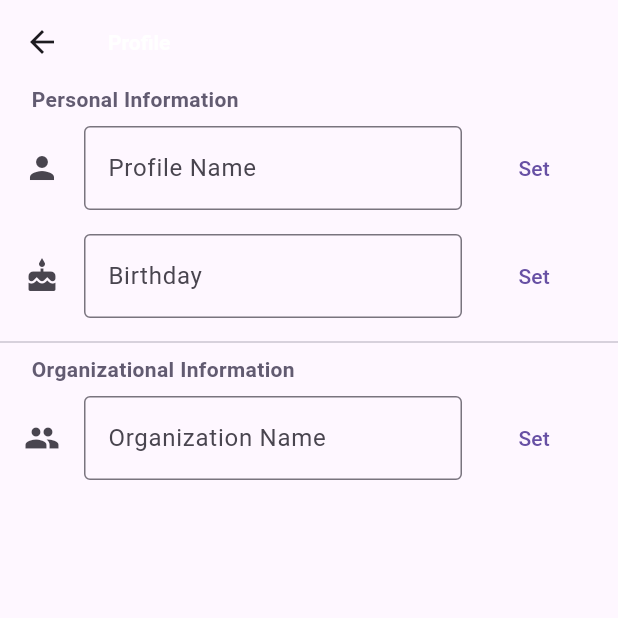
After one commit to Open-Source-Autonomous-Boat/wip-qt, a Flutter app: the screen it shows after launch, item 3 of the bottom bar chosen, after a tap on "Profile", on a phone screen of 412 x 824 dp, the top half of it. The commit adds this screen. Run offline on Flutter 3.47's test engine with Material 2 defaults, Android fonts, the phone set to English and light mode, and no system bars; our stand-ins replace flutter_map, latlong2, settings_ui, sqflite, sqflite_common_ffi; accounts and stored records are empty.

Commit message:
Settings page additions and edits

```diff
--- a/lib/db/db.dart
+++ b/lib/db/db.dart
@@ -1,3 +1,5 @@
+import 'dart:developer';
+
 import 'package:flutter/foundation.dart';
 import 'package:path/path.dart';
 import 'package:sqflite/sqflite.dart';
@@ -13,34 +15,66 @@ class _OSABPaths {
 abstract class DBClass {
   DBClass({required this.mPath, this.fDebug = false, required this.mTableName});
 
-  Future<DBClass> openDB() async {
-    mDB = await mDBffi.openDatabase(mPath);
-    createDB();
-    return this;
-  }
+  Future<DBClass> openDB();
 
   Future<bool> closeDB() async {
+    _checkDBNull();
     if (mDB!.isOpen) {
       mDB!.close();
     }
     return true;
   }
 
-  Future<List<Object>> get(List<String> aColumn,
-      {String? aWhere, List<Object>? aWhereArgs});
+  Future<List<Map<String, Object?>>> get(List<String> aColumn,
+      {String? aWhere, List<Object>? aWhereArgs}) async {
+    _checkDBNull();
+    var val = mDB!.query(mTableName,
+        columns: aColumn, where: aWhere, whereArgs: aWhereArgs);
+    return val;
+  }
 
-  Future<T?> getValue<T>(List<String> aWhere);
+  Future<T?> getItem<T>(List<String> aID) async {
+    _checkDBNull();
+    return null;
+  }
 
-  Future set<T>(String aName, T aValue);
+  Future set(Map<String, Object?> aValues) async {
+    _checkDBNull();
+    await mDB!.insert(mTableName, aValues,
+        conflictAlgorithm: ConflictAlgorithm.replace);
+  }
+
+  Future update<T, B>(List<B> aID, Map<String, Object?> aValues) async {
+    _checkDBNull();
+  }
 
   Future rm(String aName, {String? aWhere, List<Object>? aWhereArgs}) async {
+    _checkDBNull();
     await mDB!.delete(mTableName, where: aWhere, whereArgs: aWhereArgs);
   }
 
-  Future createDB();
+  Future createDB() async {
+    _checkDBNull();
+  }
 
   Future deleteDB() async {
+    _checkDBNull();
     await mDB!.delete(mTableName);
+    mDB!.close();
+    await mDBffi.deleteDatabase(mPath);
+    if (kDebugMode) {
+      print("DATABSE $mTableName DELETED");
+    }
+  }
+
+  void _logError(String aMsg) {
+    log(aMsg, time: DateTime.now());
+  }
+
+  void _checkDBNull() {
+    if (mDB == null) {
+      _logError("mDB is null");
+    }
   }
 
   final String mTableName;
@@ -56,31 +90,77 @@ class OSABDB extends DBClass {
       {required super.mPath, super.fDebug = false, required super.mTableName});
 
   @override
-  Future createDB() {
-    // TODO: implement createDB
-    throw UnimplementedError();
+  Future<OSABDB> openDB() async {
+    mDB = await mDBffi.openDatabase(mPath);
+    createDB();
+    return this;
   }
 
   @override
-  Future<List<Object>> get(List<String> aColumn,
-      {String? aWhere, List<Object>? aWhereArgs}) {
-    // TODO: implement get
-    throw UnimplementedError();
+  Future createDB() async {
+    super.createDB();
+    mDB!.execute(
+        'CREATE TABLE IF NOT EXISTS $mTableName (id TEXT PRIMARY KEY, val TEXT NOT NULL)');
   }
 
   @override
-  Future<T?> getValue<T>(List<String> aWhere) {
-    // TODO: implement getValue
-    throw UnimplementedError();
+  Future<T?> getItem<T>(List<String> aID) async {
+    super.getItem(aID);
+    var val = await get(['val'], aWhere: 'id = ?', aWhereArgs: aID);
+    return val.first['val'] as T;
   }
 
   @override
-  Future set<T>(String aName, T aValue) {
-    // TODO: implement set
-    throw UnimplementedError();
+  Future update<T, B>(List<B> aID, Map<String, Object?> aValues) async {
+    super.update(aID, aValues);
+    await mDB!.update(mTableName, aValues, where: 'id = ?', whereArgs: aID);
+  }
+
+  static Future<OSABDB> getInstance() async {
+    String path = join(await _OSABPaths.path, "db.sql");
+    return OSABDB(mPath: path, mTableName: "OSAB").openDB();
   }
 }
 
-class StaticStore {
-  static Map<String, Object> dbStored = {};
+class DeviceDB extends DBClass {
+  DeviceDB(
+      {required super.mPath, super.fDebug = false, required super.mTableName});
+
+  @override
+  Future<DeviceDB> openDB() async {
+    mDB = await mDBffi.openDatabase(mPath);
+    createDB();
+    return this;
+  }
+
+  @override
+  Future<T?> getItem<T>(List<String> aID) async {
+    super.getItem(aID);
+    var val =
+        await get(['uuid', 'name', 'date'], aWhere: 'id = ?', aWhereArgs: aID);
+    return val.first as T;
+  }
+
+  @override
+  Future createDB() async {
+    super.createDB();
+    mDB!.execute('CREATE TABLE IF NOT EXISTS $mTableName'
+        '(id INTEGER PRIMARY KEY AUTOINCREMENT,'
+        'uuid REAL NOT NULL'
+        'name TEXT NOT NULL,'
+        'date INTEGER,'
+        ')');
+  }
+
+  @override
+  Future update<T, B>(List<B> aID, Map<String, Object?> aValues) async {
+    super.update(aID, aValues);
+    aValues["id"] = aID;
+    await mDB!.update(mTableName, aValues);
+  }
+
+  static Future<DeviceDB> getInstance() async {
+    String path = join(await _OSABPaths.path, "db.sql");
+    return DeviceDB(mPath: path, mTableName: "OSAB").openDB();
+  }
 }
--- a/lib/main.dart
+++ b/lib/main.dart
@@ -2,7 +2,6 @@ import 'dart:io';
 
 import 'package:flutter/foundation.dart';
 import 'package:flutter/material.dart' as material;
-import 'package:osab/db/db.dart';
 import 'package:osab/material/home.dart';
 import 'dart:async';
 
@@ -13,7 +12,6 @@ Future<void> main(List<String> args) async {
   if (Platform.isMacOS || Platform.isLinux || Platform.isWindows) {
     sqfliteFfiInit();
   }
-  OSABDB db = await OSABDB.mainDB();
   switch (defaultTargetPlatform) {
     case (TargetPlatform.iOS):
       material.runApp(const AndroidApp());
--- a/lib/material/pages/dashboard.dart
+++ b/lib/material/pages/dashboard.dart
@@ -16,7 +16,8 @@ class _AndroidDasBoard extends State<AndroidDashBoard> {
         Expanded(
             flex: 2,
             child: ListView(
-              children: [for (var value in DashBoardCards.list) value],
+              // children: [for (var value in DashBoardCards.list) value],
+              children: DashBoardCards.list,
             ))
       ]);
 }
--- a/lib/material/pages/dashboard/cards.dart
+++ b/lib/material/pages/dashboard/cards.dart
@@ -109,13 +109,13 @@ class _DeviceCardState extends State<_DeviceCard> {
   }
 
   Future<String> _getDeviceName() async {
-    OSABDB db = await OSABDB.mainDB();
-    return await db.getValue(['devname']);
+    OSABDB db = await OSABDB.getInstance();
+    return await db.getItem(['devname']);
   }
 
   void _setDeviceName(aName) {
-    OSABDB.mainDB().then((value) {
-      value.set<String>("devname", aName);
+    OSABDB.getInstance().then((value) {
+      value.set({"id": "devname", "val": aName});
     });
   }
 }
@@ -138,6 +138,8 @@ class _GreetingCardState extends State<_GreetingCard> {
   Widget build(BuildContext context) {
     return Expanded(
         flex: 1,
+        child: Padding(
+          padding: const EdgeInsets.all(10),
           child: FutureBuilder<String>(
             future: mName,
             builder: (context, snapshot) {
@@ -164,17 +166,20 @@ class _GreetingCardState extends State<_GreetingCard> {
               }
             },
           ),
-    );
+        ));
   }
 
   static Future<String> _getUserName() async {
     // Hopefully doesn't cause issues :)
-    OSABDB db = await OSABDB.mainDB();
-    return await db.getValue(['name']);
+    OSABDB db = await OSABDB.getInstance();
+    return await db.getItem(['name']);
   }
 }
 
 class DashBoardCards {
-  static var list = [_DeviceCard(), _LocationCard()];
+  static var list = [
+    Padding(padding: const EdgeInsets.all(10), child: _DeviceCard()),
+    Padding(padding: const EdgeInsets.all(10), child: _LocationCard()),
+  ];
   static Widget greetingCard() => _GreetingCard();
 }
--- /dev/null
+++ b/lib/material/pages/settings.dart
@@ -0,0 +1,38 @@
+import 'package:flutter/material.dart';
+import 'package:osab/material/pages/settings/profile.dart';
+import 'package:osab/material/styles/text.dart';
+
+class AndroidSettings extends StatelessWidget {
+  const AndroidSettings({super.key});
+  @override
+  Widget build(BuildContext context) {
+    final List<Widget> settingsWidgets = <Widget>[
+      Card(
+        child: ListTile(
+          leading: const Text("Profile"),
+          trailing: const Icon(Icons.arrow_forward),
+          onTap: () {
+            Navigator.push(
+                context,
+                MaterialPageRoute(
+                    builder: ((context) => const AndroidSettingsProfile())));
+          },
+        ),
+      ),
+    ];
+    return Column(children: [
+      Expanded(
+          flex: 1,
+          child: Card(
+            child: SizedBox.expand(
+              child: const Text("Lol"),
+            ),
+          )),
+      Expanded(
+          flex: 2,
+          child: ListView(
+            children: settingsWidgets,
+          )),
+    ]);
+  }
+}
--- /dev/null
+++ b/lib/material/pages/settings/profile.dart
@@ -0,0 +1,80 @@
+import 'package:flutter/material.dart';
+import 'package:osab/material/styles/text.dart';
+import 'package:settings_ui/settings_ui.dart';
+
+class AndroidSettingsProfile extends StatefulWidget {
+  const AndroidSettingsProfile({super.key});
+  @override
+  State<StatefulWidget> createState() => _AndroidSettingsProfile();
+}
+
+class _AndroidSettingsProfile extends State<AndroidSettingsProfile> {
+  _AndroidSettingsProfile();
+
+  DateTime _dateTime = DateTime.fromMicrosecondsSinceEpoch(0);
+
+  @override
+  Widget build(BuildContext context) => Scaffold(
+        appBar: AppBar(
+          title: const Text("Profile"),
+          titleTextStyle: const TextStyle(fontWeight: FontWeight.bold),
+        ),
+        body: ListView(
+          children: [
+            TextStyles.sectionTitle("Personal Information", context),
+            ListTile(
+              leading: const Icon(Icons.person),
+              subtitle: const TextField(
+                decoration: InputDecoration(
+                    border: OutlineInputBorder(), label: Text("Profile Name")),
+              ),
+              trailing: TextButton(
+                child: const Text("Set"),
+                onPressed: () {},
+              ),
+            ),
+            ListTile(
+              leading: const Icon(Icons.cake),
+              subtitle: TextField(
+                readOnly: true,
+                onTap: () {
+                  showDatePicker(
+                          context: context,
+                          initialDate: DateTime.now(),
+                          firstDate: DateTime.fromMillisecondsSinceEpoch(0),
+                          lastDate: DateTime.now())
+                      .then((value) {
+                    setState(() {
+                      value ??= DateTime.fromMicrosecondsSinceEpoch(0);
+                      _dateTime = value!;
+                    });
+                  });
+                },
+                decoration: InputDecoration(
+                    border: const OutlineInputBorder(),
+                    label: const Text("Birthday"),
+                    hintText: _dateTime.toString()),
+              ),
+              trailing: TextButton(
+                child: const Text("Set"),
+                onPressed: () {},
+              ),
+            ),
+            const Divider(),
+            TextStyles.sectionTitle("Organizational Information", context),
+            ListTile(
+              leading: const Icon(Icons.people),
+              subtitle: const TextField(
+                decoration: InputDecoration(
+                    border: OutlineInputBorder(),
+                    label: Text("Organization Name")),
+              ),
+              trailing: TextButton(
+                child: const Text("Set"),
+                onPressed: () {},
+              ),
+            ),
+          ],
+        ),
+      );
+}
--- a/lib/material/styles/text.dart
+++ b/lib/material/styles/text.dart
@@ -5,4 +5,13 @@ class TextStyles {
         aText,
         style: const TextStyle(fontSize: 16.0),
       );
+  static Widget sectionTitle(String aText, BuildContext aContext) => Padding(
+      padding: EdgeInsets.only(left: 21),
+      child: Text(
+        aText,
+        style: TextStyle(
+            color: Theme.of(aContext).colorScheme.secondary,
+            fontSize: 14.0,
+            fontWeight: FontWeight.bold),
+      ));
 }
--- a/pubspec.yaml
+++ b/pubspec.yaml
@@ -42,6 +42,7 @@ dependencies:
   sqflite_common_ffi: ^2.1.1
   latlong2: any
   uuid: ^3.0.6
+  settings_ui: ^2.0.2
 
 dev_dependencies:
   flutter_test:
```
Also changed, not shown: lib/material/home.dart (+9 -11 lines), pubspec.lock. Lines whose indentation alone changed are shown as unchanged.
